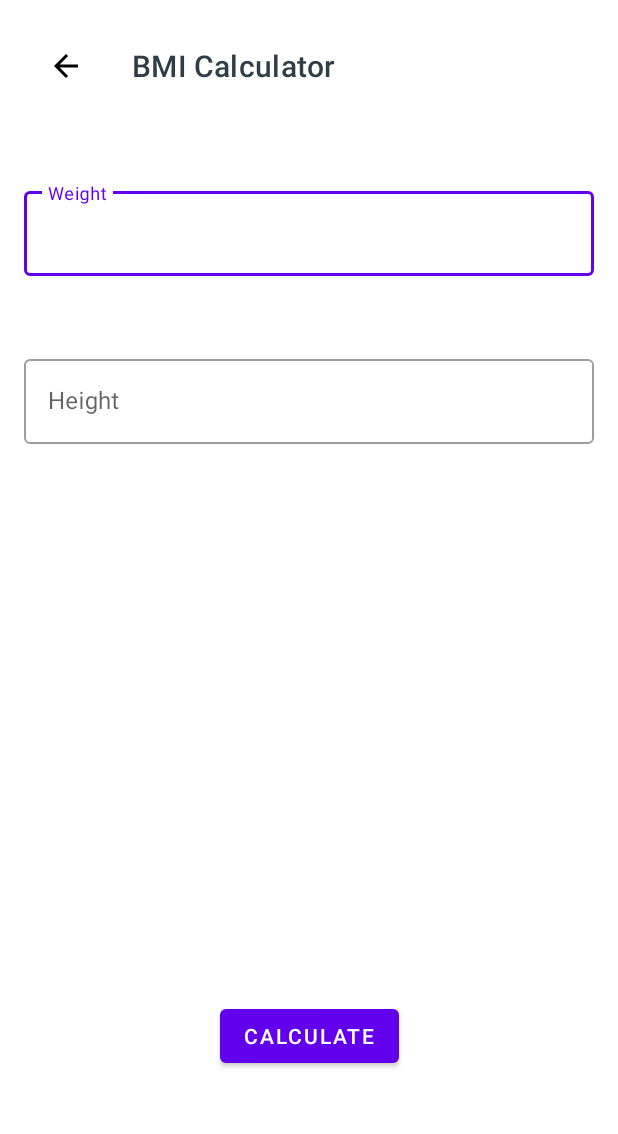
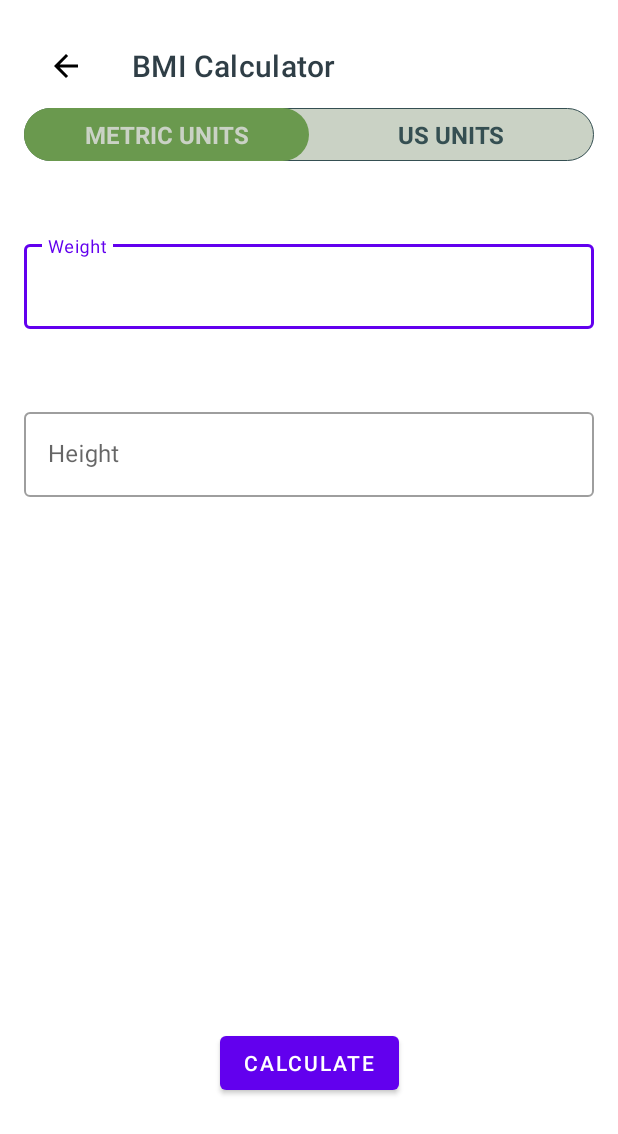
Before and after one commit to zuna21/7-minutes-workout-android-app, an Android app: the BMIActivity screen opened directly, with no data from a screen before it, on a phone screen of 412 x 824 dp. Shown: the top 1134 px of the screen. Run offline under Robolectric (Android 15) with nearby library versions, the phone set to English and light mode, and no system bars.

Commit message:
adding the US View element

```diff
--- /dev/null
+++ b/app/src/main/res/drawable/drawable_radio_group_tab_background.xml
@@ -0,0 +1,10 @@
+<?xml version="1.0" encoding="utf-8"?>
+<shape xmlns:android="http://schemas.android.com/apk/res/android"
+    android:shape="rectangle"
+    >
+    <solid android:color="#cad2c5" />
+    <stroke android:color="#354f52"
+        android:width="0.5dp"
+        />
+    <corners android:radius="30dp" />
+</shape>
--- /dev/null
+++ b/app/src/main/res/drawable/drawable_units_tab_selector.xml
@@ -0,0 +1,9 @@
+<?xml version="1.0" encoding="utf-8"?>
+<selector xmlns:android="http://schemas.android.com/apk/res/android">
+    <item android:state_checked="true">
+        <shape android:shape="rectangle">
+            <solid android:color="@color/circle_green" />
+            <corners android:radius="30dp" />
+        </shape>
+    </item>
+</selector>
--- /dev/null
+++ b/app/src/main/res/drawable/drawable_units_tab_text_color_selector.xml
@@ -0,0 +1,10 @@
+<?xml version="1.0" encoding="utf-8"?>
+<selector xmlns:android="http://schemas.android.com/apk/res/android">
+    <item android:state_checked="true"
+        android:color="#cad2c5"
+        />
+
+    <item android:state_checked="false"
+        android:color="#354f52"
+        />
+</selector>
--- a/app/src/main/res/layout/activity_bmi.xml
+++ b/app/src/main/res/layout/activity_bmi.xml
@@ -17,13 +17,55 @@
         app:layout_constraintTop_toTopOf="parent"
         />
 
+    <RadioGroup
+        android:id="@+id/rgUnits"
+        android:layout_width="match_parent"
+        android:layout_height="wrap_content"
+        android:background="@drawable/drawable_radio_group_tab_background"
+        android:orientation="horizontal"
+        app:layout_constraintTop_toBottomOf="@id/toolbarBMI"
+        app:layout_constraintStart_toStartOf="parent"
+        app:layout_constraintEnd_toEndOf="parent"
+        >
+        <RadioButton
+            android:id="@+id/rbMetricUnits"
+            android:layout_width="0dp"
+            android:layout_height="35dp"
+            android:layout_weight="0.50"
+            android:background="@drawable/drawable_units_tab_selector"
+            android:button="@null"
+            android:gravity="center"
+            android:checked="true"
+            android:text="METRIC UNITS"
+            android:textColor="@drawable/drawable_units_tab_text_color_selector"
+            android:textSize="16sp"
+            android:textStyle="bold"
+            />
+
+        <RadioButton
+            android:id="@+id/rbUsUnits"
+            android:layout_width="0dp"
+            android:layout_height="35dp"
+            android:layout_weight="0.50"
+            android:background="@drawable/drawable_units_tab_selector"
+            android:button="@null"
+            android:checked="false"
+            android:gravity="center"
+            android:text="US UNITS"
+            android:textColor="@drawable/drawable_units_tab_text_color_selector"
+            android:textSize="16sp"
+            android:textStyle="bold"
+            />
+
+    </RadioGroup>
+
     <com.google.android.material.textfield.TextInputLayout
         android:id="@+id/otfWeight"
         android:layout_width="match_parent"
         android:layout_height="wrap_content"
         android:hint="Weight"
         style="@style/Widget.MaterialComponents.TextInputLayout.OutlinedBox"
-        app:layout_constraintTop_toBottomOf="@id/toolbarBMI"
+        app:layout_constraintTop_toBottomOf="@id/rgUnits"
         app:layout_constraintStart_toStartOf="parent"
         android:layout_marginTop="50dp"
         app:layout_constraintEnd_toEndOf="parent"
```
